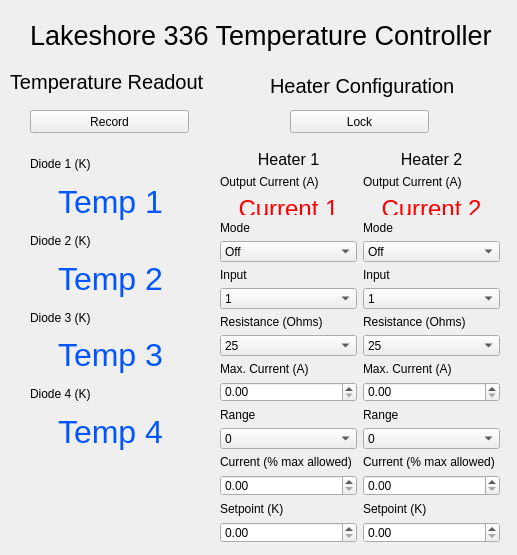
Above: lib/clients/cryovac_clients/lakeshore336_gui.ui from EGGS-Experiment/EGGS_labrad before the change. Below: the same form after it.
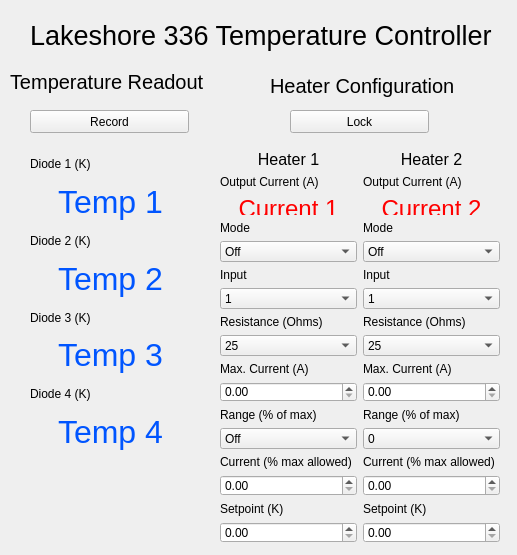
That is the form after the change.

Patch:
```diff
--- a/lib/clients/cryovac_clients/lakeshore336_gui.ui
+++ b/lib/clients/cryovac_clients/lakeshore336_gui.ui
@@ -323,7 +323,7 @@
       <item>
        <widget class="QLabel" name="heat1_range_label">
         <property name="text">
-         <string>Range</string>
+         <string>Range (% of max)</string>
         </property>
        </widget>
       </item>
@@ -331,7 +331,7 @@
        <widget class="QComboBox" name="heat1_range">
         <item>
          <property name="text">
-          <string>0</string>
+          <string>Off</string>
          </property>
         </item>
         <item>
@@ -394,15 +394,15 @@
         </property>
        </widget>
       </item>
-      <item>
-       <widget class="QLabel" name="heat2_out_curr">
-        <property name="text">
-         <string>Output Current (A)</string>
-        </property>
-       </widget>
-      </item>
       <item>
        <widget class="QLabel" name="heat2_out_curr_label">
+        <property name="text">
+         <string>Output Current (A)</string>
+        </property>
+       </widget>
+      </item>
+      <item>
+       <widget class="QLabel" name="heat2_out_curr">
         <property name="font">
          <font>
           <pointsize>14</pointsize>
@@ -512,7 +512,7 @@
       <item>
        <widget class="QLabel" name="heat2_range_label">
         <property name="text">
-         <string>Range</string>
+         <string>Range (% of max)</string>
         </property>
        </widget>
       </item>
```
Left out of the diff: 6 changed lines with no effect on the pictures.
